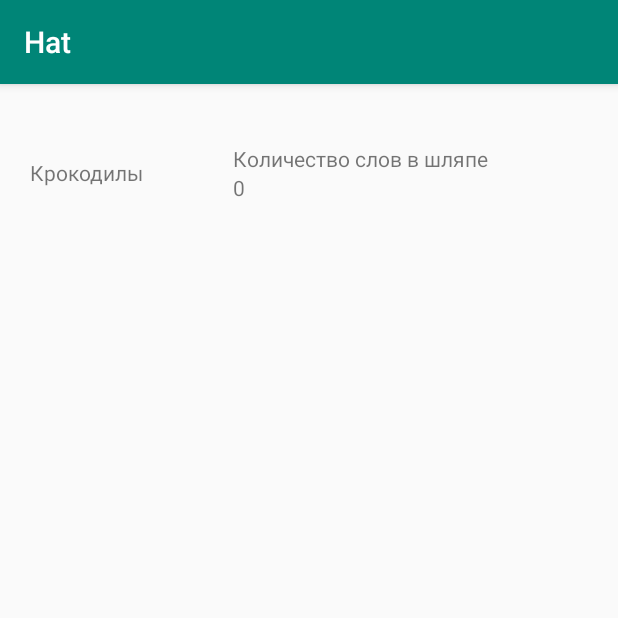
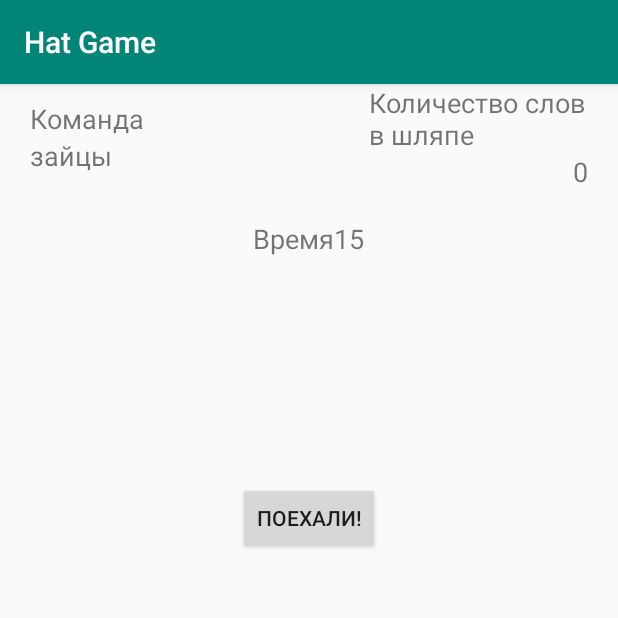
Before and after one commit to moevm/adfmp20-hat, an Android app: the StartActivity screen opened directly, with no data from a screen before it, on a phone screen of 412 x 824 dp, the top half of it. Run offline under Robolectric (Android 15) with nearby library versions, the phone set to English and light mode, and no system bars.

Commit message:
add start activity

```diff
--- a/hat_game/app/src/main/java/com/example/hat/AddWordActivity.kt
+++ b/hat_game/app/src/main/java/com/example/hat/AddWordActivity.kt
@@ -20,9 +20,9 @@ class AddWordActivity : AppCompatActivity() {
             updateWordsQuantity(gameSettings)
         }
 
-        button_continue_to_game.setOnClickListener {
+        button_continue_to_start.setOnClickListener {
             //TODO create new activity
-            val intent1 = Intent(this, AddWordActivity::class.java)
+            val intent1 = Intent(this, StartActivity::class.java)
             intent1.putExtra("gameSettings", gameSettings)
             startActivity(intent1)
         }
--- a/hat_game/app/src/main/res/layout/activity_add_word.xml
+++ b/hat_game/app/src/main/res/layout/activity_add_word.xml
@@ -74,7 +74,7 @@
         </LinearLayout>
 
         <Button
-            android:id="@+id/button_continue_to_game"
+            android:id="@+id/button_continue_to_start"
             android:layout_width="wrap_content"
             android:layout_height="wrap_content"
             android:layout_marginTop="50sp"
--- a/hat_game/app/src/main/res/layout/activity_mode.xml
+++ b/hat_game/app/src/main/res/layout/activity_mode.xml
@@ -37,7 +37,8 @@
                 android:layout_height="wrap_content"
                 android:layout_marginTop="15sp"
                 android:text="Легкий"
-                android:textSize="20sp" />
+                android:textSize="20sp"
+                android:checked="true"/>
 
             <RadioButton
                 android:id="@+id/checkBoxNorm"
--- a/hat_game/app/src/main/res/layout/activity_start.xml
+++ b/hat_game/app/src/main/res/layout/activity_start.xml
@@ -7,47 +7,99 @@
     tools:context=".StartActivity">
 
     <LinearLayout
-        android:layout_width="match_parent"
-        android:layout_height="match_parent"
+        android:layout_width="wrap_content"
+        android:layout_height="wrap_content"
         android:orientation="vertical"
-        android:layout_marginTop="40sp">
+        android:layout_marginTop="10sp">
 
         <LinearLayout
             android:layout_width="wrap_content"
             android:layout_height="wrap_content"
             android:orientation="horizontal"
             android:layout_marginLeft="20sp"
+            android:layout_marginRight="20sp"
             android:gravity="center">
-
-            <TextView
-                android:id="@+id/textView14"
-                android:layout_width="wrap_content"
-                android:layout_height="wrap_content"
-                android:layout_weight="1"
-                android:text="Крокодилы" />
 
             <LinearLayout
                 android:layout_width="wrap_content"
                 android:layout_height="wrap_content"
-                android:layout_weight="1"
-                android:orientation="vertical"
-                android:layout_marginLeft="60sp">
+                android:orientation="vertical">
 
                 <TextView
-                    android:id="@+id/textView15"
+                    android:id="@+id/textViewComand"
                     android:layout_width="wrap_content"
                     android:layout_height="wrap_content"
-                    android:layout_weight="1"
-                    android:text="Количество слов в шляпе" />
+                    android:text="Команда"
+                    android:textSize="18sp" />
 
                 <TextView
-                    android:id="@+id/textView16"
+                    android:id="@+id/textViewComName"
                     android:layout_width="wrap_content"
                     android:layout_height="wrap_content"
-                    android:layout_weight="1"
-                    android:text="0" />
+                    android:text="зайцы"
+                    android:textSize="18sp" />
+
+            </LinearLayout>
+
+            <LinearLayout
+                android:layout_width="wrap_content"
+                android:layout_height="wrap_content"
+                android:orientation="vertical"
+                android:layout_marginLeft="150sp">
+
+                <TextView
+                    android:id="@+id/textViewNum"
+                    android:layout_width="wrap_content"
+                    android:layout_height="wrap_content"
+                    android:text="Количество слов в шляпе"
+                    android:textSize="18sp" />
+
+                <TextView
+                    android:id="@+id/textViewNumWords"
+                    android:layout_width="wrap_content"
+                    android:layout_height="wrap_content"
+                    android:layout_gravity="right"
+                    android:text="0"
+                    android:textSize="18sp" />
+
             </LinearLayout>
 
         </LinearLayout>
+
+        <LinearLayout
+            android:layout_width="wrap_content"
+            android:layout_height="wrap_content"
+            android:layout_gravity="center"
+            android:layout_marginTop="20sp"
+            android:orientation="horizontal">
+
+            <TextView
+                android:id="@+id/textViewNameTime"
+                android:layout_width="wrap_content"
+                android:layout_height="wrap_content"
+                android:layout_gravity="right"
+                android:text="Время"
+                android:textSize="18sp" />
+
+            <TextView
+                android:id="@+id/textViewTime"
+                android:layout_width="wrap_content"
+                android:layout_height="wrap_content"
+                android:layout_weight="1"
+                android:text="15"
+                android:textSize="18sp" />
+        </LinearLayout>
+
+        <Button
+            android:id="@+id/button_to_start"
+            android:layout_width="wrap_content"
+            android:layout_height="wrap_content"
+            android:layout_gravity="center"
+            android:layout_marginTop="150sp"
+            android:text="Поехали!"
+            tools:ignore="OnClick" />
+
+
+
     </LinearLayout>
 </android.support.constraint.ConstraintLayout>
--- a/hat_game/app/src/main/res/layout/activity_statistics.xml
+++ b/hat_game/app/src/main/res/layout/activity_statistics.xml
@@ -40,7 +40,7 @@
                 android:layout_width="wrap_content"
                 android:layout_height="wrap_content"
                 android:layout_marginLeft="20sp"
-                android:text="0" />
+                android:text="Угадано слов:" />
         </LinearLayout>
 
         <LinearLayout
@@ -61,8 +61,8 @@
                 android:id="@+id/textView8_st"
                 android:layout_width="wrap_content"
                 android:layout_height="wrap_content"
-                android:text="0"
-                android:layout_marginLeft="20sp"/>
+                android:layout_marginLeft="20sp"
+                android:text="Угадано слов:" />
 
         </LinearLayout>
     </LinearLayout>
--- a/hat_game/app/src/main/res/values/strings.xml
+++ b/hat_game/app/src/main/res/values/strings.xml
@@ -1,5 +1,5 @@
 <resources>
-    <string name="app_name">Hat</string>
+    <string name="app_name">Hat Game</string>
     <string name="time_for_step">Количество секунд \n на ход</string>
     <string name="rules">Команды ходят по очереди.
         \n Ход заключается в том, что один из игроков достает слова из шляпы по одному и объясняет их сокоманднику.
```
